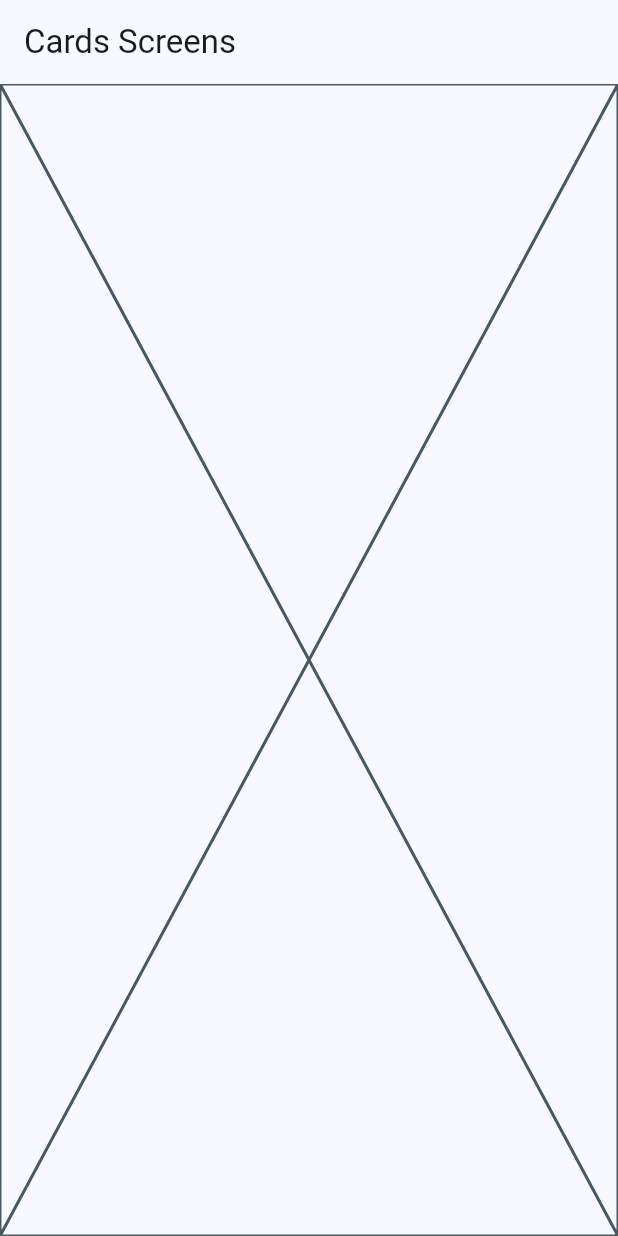
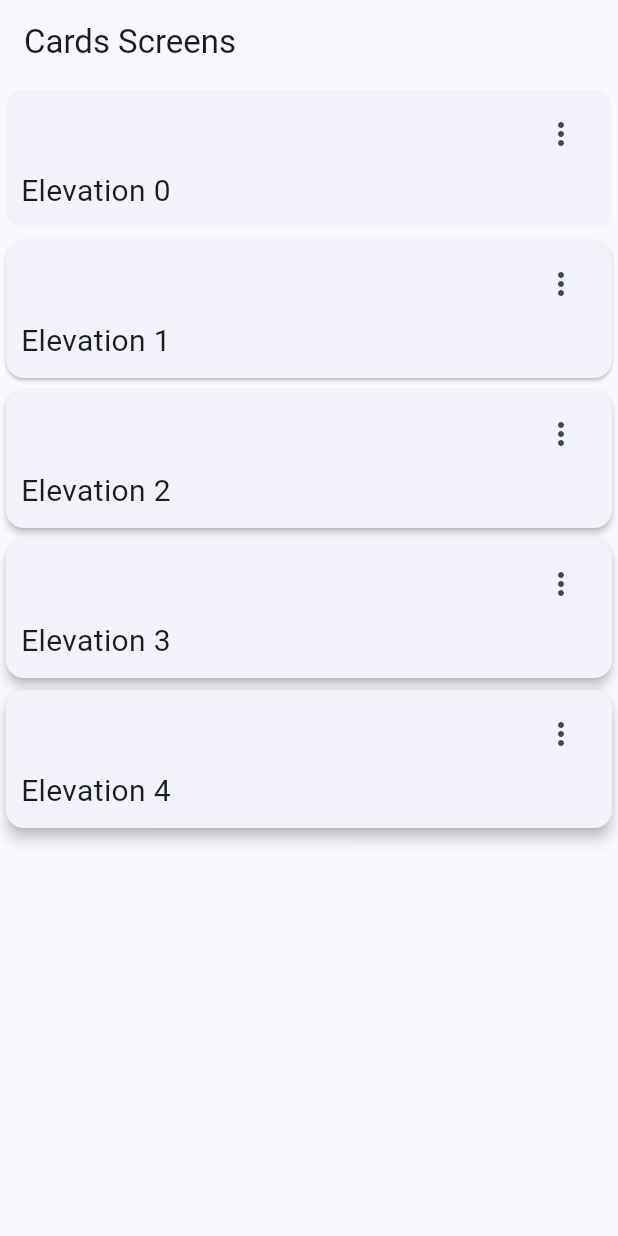
Before and after one commit to danielalejandroalanis/flutter-material3-widgets, a Flutter app: the CardsScreens screen opened by its route, on a phone screen of 412 x 824 dp. Run offline on Flutter 3.47's test engine with Material 3 defaults, Android fonts, the phone set to English and light mode, and no system bars; our stand-ins replace go_router.

Commit message:
configuracion basica de cards

```diff
--- a/lib/presentation/screens/cards/cards_screens.dart
+++ b/lib/presentation/screens/cards/cards_screens.dart
@@ -1,4 +1,27 @@
 import 'package:flutter/material.dart';
+
+const cards = <Map<String, dynamic>>[
+  {
+    'elevation': 0.0,
+    'label': 'Elevation 0',
+  },
+  {
+    'elevation': 1.0,
+    'label': 'Elevation 1',
+  },
+  {
+    'elevation': 2.0,
+    'label': 'Elevation 2',
+  },
+  {
+    'elevation': 3.0,
+    'label': 'Elevation 3',
+  },
+  {
+    'elevation': 4.0,
+    'label': 'Elevation 4',
+  },
+];
 
 class CardsScreens extends StatelessWidget {
   static const String name = 'cards_screen';
@@ -10,7 +33,57 @@ class CardsScreens extends StatelessWidget {
       appBar: AppBar(
         title: const Text("Cards Screens"),
       ),
-      body: const Placeholder(),
+      body: const _CardsView(),
     );
   }
 }
+
+class _CardsView extends StatelessWidget {
+  const _CardsView();
+
+  @override
+  Widget build(BuildContext context) {
+    return SingleChildScrollView(
+      child: Column(
+        children: [
+          ...cards.map((card) =>
+              _CardType1(label: card['label'], elevation: card['elevation']))
+        ],
+      ),
+    );
+  }
+}
+
+class _CardType1 extends StatelessWidget {
+  final String label;
+  final double elevation;
+
+  const _CardType1({
+    required this.label,
+    required this.elevation,
+  });
+
+  @override
+  Widget build(BuildContext context) {
+    return Card(
+        elevation: elevation,
+        child: Padding(
+          padding: const EdgeInsets.fromLTRB(10, 5, 10, 10),
+          child: Column(
+            children: [
+              Align(
+                  alignment: Alignment.topRight,
+                  child: IconButton(
+                      onPressed: () => {},
+                      icon: const Icon(Icons.more_vert_outlined))),
+              Align(
+                  alignment: Alignment.bottomLeft,
+                  child: Text(
+                    label,
+                    style: const TextStyle(fontSize: 20),
+                  ))
+            ],
+          ),
+        ));
+  }
+}
```
